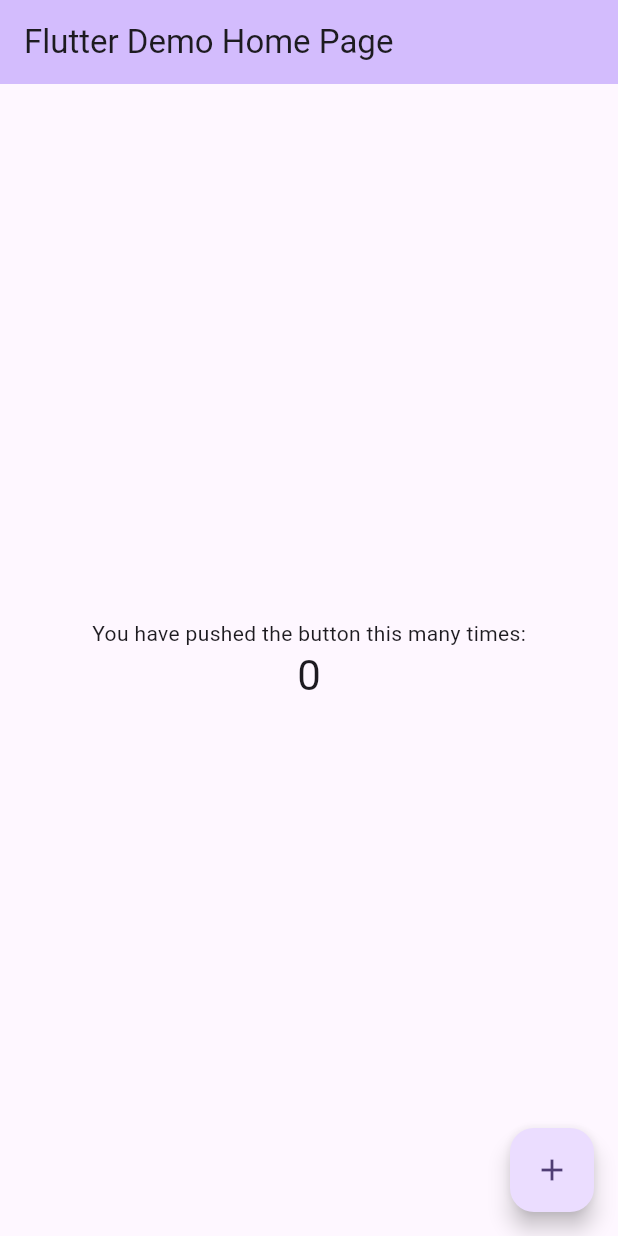
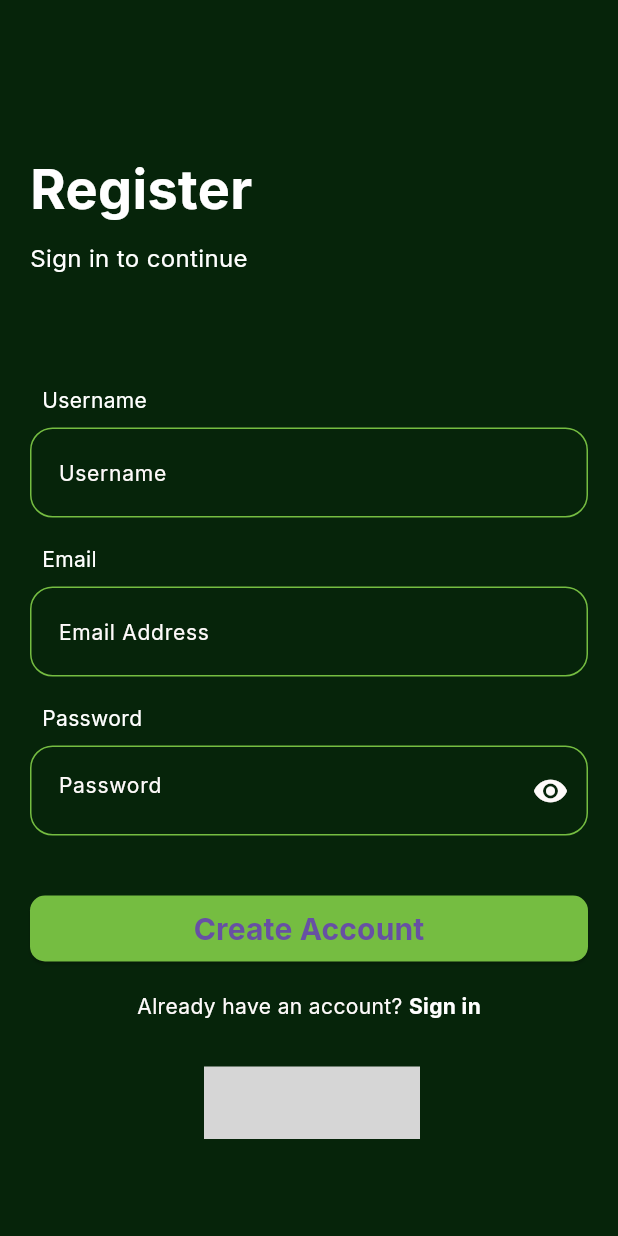
Before and after one commit to BarnabasGavai/samay_backend, a Flutter app: the screen it shows after launch, on a phone screen of 412 x 824 dp. Run offline on Flutter 3.47's test engine with Material 3 defaults, Android fonts, the light colour scheme and no system bars; our stand-ins replace badges, carousel_slider, charts_flutter, dotted_border, flutter_rating_bar, flutter_svg and 2 more; missing offline and left inert: amazon_clone_tutorial, cloudinary_public, pay; grey boxes are pictures that could not be loaded.

Commit message:
Add files via upload

```diff
--- /dev/null
+++ b/samay_frontend/lib/features/auth/screens/RegisterScreen.dart
@@ -0,0 +1,155 @@
+import 'package:flutter/material.dart';
+import 'package:flutter/services.dart';
+import 'package:flutter_svg/flutter_svg.dart';
+import 'package:google_fonts/google_fonts.dart';
+import '../../../common/widgets/Login_button.dart';
+import '../../../common/widgets/Password_input.dart';
+import '../../../common/widgets/Titles.dart';
+import '../../../common/widgets/Username_input.dart';
+import '../../../common/widgets/Logos.dart';
+
+import '../../../common/widgets/Username_input.dart';
+import 'LoginScreen.dart';
+
+class RegisterScreen extends StatefulWidget {
+  const RegisterScreen({super.key});
+
+  @override
+  State<RegisterScreen> createState() => _RegisterScreenState();
+}
+
+class _RegisterScreenState extends State<RegisterScreen> {
+  final GlobalKey<FormState> _formKey = GlobalKey<FormState>();
+  String _email = "";
+  String _password = "";
+  @override
+  Widget build(BuildContext context) {
+    return Scaffold(
+      backgroundColor: const Color.fromARGB(255, 6, 36, 10),
+      body: SingleChildScrollView(
+        child: Container(
+          padding: const EdgeInsets.all(20),
+          child: Column(
+            crossAxisAlignment: CrossAxisAlignment.start,
+            children: [
+              const SizedBox(
+                height: 80,
+              ),
+              Titles(title: "Register", subtitle: "Sign in to continue"),
+              SizedBox(
+                height: 65,
+              ),
+              Form(
+                key: _formKey,
+                child: Column(
+                  crossAxisAlignment: CrossAxisAlignment.start,
+                  children: [
+                    Center(
+                      child: Column(
+                          crossAxisAlignment: CrossAxisAlignment.start,
+                          children: [
+                            Padding(
+                              padding: const EdgeInsets.all(8.0),
+                              child: Text(
+                                "Username",
+                                style: GoogleFonts.inter(
+                                    color: Colors.white, fontSize: 14),
+                              ),
+                            ),
+                            UsernameInput(
+                                hint_text: "Username",
+                                validator: "Provide your username",
+                                bordercolor: Color.fromARGB(255, 117, 189, 65),
+                                on_saved: _email),
+                            SizedBox(height: 10),
+                            Padding(
+                              padding: const EdgeInsets.all(8.0),
+                              child: Text(
+                                "Email",
+                                style: GoogleFonts.inter(
+                                    color: Colors.white, fontSize: 14),
+                              ),
+                            ),
+                            UsernameInput(
+                                hint_text: "Email Address",
+                                validator: "Provide an email",
+                                bordercolor: Color.fromARGB(255, 117, 189, 65),
+                                on_saved: _email),
+                            SizedBox(height: 10),
+                            Padding(
+                              padding: const EdgeInsets.all(8.0),
+                              child: Text(
+                                "Password",
+                                style: GoogleFonts.inter(
+                                    color: Colors.white, fontSize: 14),
+                              ),
+                            ),
+                            Password_inputfield(
+                              on_saved: _password,
+                              bordercolor:
+                                  const Color.fromARGB(255, 117, 189, 65),
+                            ),
+                            SizedBox(
+                              height: 10,
+                            ),
+                          ]),
+                    ),
+                    SizedBox(height: 20),
+                    Center(
+                        child: Column(
+                      children: [
+                        SizedBox(
+                          height: 10,
+                        ),
+                        LoginButton(
+                            button_name: "Create Account",
+                            onclick_func: () {
+                              _formKey.currentState!.validate();
+                            }),
+                        SizedBox(
+                          height: 20,
+                        ),
+                        Row(
+                          mainAxisAlignment: MainAxisAlignment.center,
+                          children: [
+                            Text(
+                              "Already have an account? ",
+                              style: GoogleFonts.inter(
+                                  fontSize: 14,
+                                  color: Color.fromARGB(255, 254, 250, 250)),
+                            ),
+                            InkWell(
+                              child: Text(
+                                "Sign in",
+                                style: GoogleFonts.inter(
+                                    color: Colors.white,
+                                    fontWeight: FontWeight.bold,
+                                    fontSize: 14),
+                              ),
+                              onTap: () {
+                                Navigator.pushReplacement(
+                                    context,
+                                    MaterialPageRoute(
+                                        builder: (context) => LoginScreen()));
+                              },
+                            )
+                          ],
+                        ),
+                        SizedBox(
+                          height: 30,
+                        ),
+                        Logos(google: () {}, fb: () {}, insta: () {})
+                      ],
+                    )),
+                  ],
+                ),
+              ),
+            ],
+          ),
+        ),
+      ),
+    );
+    ;
+    ;
+  }
+}
--- a/samay_frontend/lib/main.dart
+++ b/samay_frontend/lib/main.dart
@@ -1,4 +1,9 @@
 import 'package:flutter/material.dart';
+import 'package:flutter/services.dart';
+import 'package:flutter_svg/svg.dart';
+
+import 'features/auth/screens/LoginScreen.dart';
+import 'features/auth/screens/RegisterScreen.dart';
 
 void main() {
   runApp(const MyApp());
@@ -7,29 +12,20 @@
 class MyApp extends StatelessWidget {
   const MyApp({super.key});
 
-  // This widget is the root of your application.
   @override
   Widget build(BuildContext context) {
     return MaterialApp(
       title: 'Flutter Demo',
+      debugShowCheckedModeBanner: false,
       theme: ThemeData(
-        // This is the theme of your application.
-        //
-        // TRY THIS: Try running your application with "flutter run". You'll see
-        // the application has a purple toolbar. Then, without quitting the app,
-        // try changing the seedColor in the colorScheme below to Colors.green
-        // and then invoke "hot reload" (save your changes or press the "hot
-        // reload" button in a Flutter-supported IDE, or press "r" if you used
-        // the command line to start the app).
-        //
-        // Notice that the counter didn't reset back to zero; the application
-        // state is not lost during the reload. To reset the state, use hot
-        // restart instead.
-        //
-        // This works for code too, not just values: Most code changes can be
-        // tested with just a hot reload.
-        colorScheme: ColorScheme.fromSeed(seedColor: Colors.deepPurple),
-        useMaterial3: true,
+        primarySwatch: Colors.blue,
+        appBarTheme: const AppBarTheme(
+          systemOverlayStyle: SystemUiOverlayStyle(
+            statusBarColor: Colors.transparent,
+            statusBarIconBrightness: Brightness.light,
+            statusBarBrightness: Brightness.light,
+          ),
+        ),
       ),
       home: const MyHomePage(title: 'Flutter Demo Home Page'),
     );
@@ -39,15 +35,6 @@
 class MyHomePage extends StatefulWidget {
   const MyHomePage({super.key, required this.title});
 
-  // This widget is the home page of your application. It is stateful, meaning
-  // that it has a State object (defined below) that contains fields that affect
-  // how it looks.
-
-  // This class is the configuration for the state. It holds the values (in this
-  // case the title) provided by the parent (in this case the App widget) and
-  // used by the build method of the State. Fields in a Widget subclass are
-  // always marked "final".
-
   final String title;
 
   @override
@@ -55,71 +42,8 @@
 }
 
 class _MyHomePageState extends State<MyHomePage> {
-  int _counter = 0;
-
-  void _incrementCounter() {
-    setState(() {
-      // This call to setState tells the Flutter framework that something has
-      // changed in this State, which causes it to rerun the build method below
-      // so that the display can reflect the updated values. If we changed
-      // _counter without calling setState(), then the build method would not be
-      // called again, and so nothing would appear to happen.
-      _counter++;
-    });
-  }
-
   @override
   Widget build(BuildContext context) {
-    // This method is rerun every time setState is called, for instance as done
-    // by the _incrementCounter method above.
-    //
-    // The Flutter framework has been optimized to make rerunning build methods
-    // fast, so that you can just rebuild anything that needs updating rather
-    // than having to individually change instances of widgets.
-    return Scaffold(
-      appBar: AppBar(
-        // TRY THIS: Try changing the color here to a specific color (to
-        // Colors.amber, perhaps?) and trigger a hot reload to see the AppBar
-        // change color while the other colors stay the same.
-        backgroundColor: Theme.of(context).colorScheme.inversePrimary,
-        // Here we take the value from the MyHomePage object that was created by
-        // the App.build method, and use it to set our appbar title.
-        title: Text(widget.title),
-      ),
-      body: Center(
-        // Center is a layout widget. It takes a single child and positions it
-        // in the middle of the parent.
-        child: Column(
-          // Column is also a layout widget. It takes a list of children and
-          // arranges them vertically. By default, it sizes itself to fit its
-          // children horizontally, and tries to be as tall as its parent.
-          //
-          // Column has various properties to control how it sizes itself and
-          // how it positions its children. Here we use mainAxisAlignment to
-          // center the children vertically; the main axis here is the vertical
-          // axis because Columns are vertical (the cross axis would be
-          // horizontal).
-          //
-          // TRY THIS: Invoke "debug painting" (choose the "Toggle Debug Paint"
-          // action in the IDE, or press "p" in the console), to see the
-          // wireframe for each widget.
-          mainAxisAlignment: MainAxisAlignment.center,
-          children: <Widget>[
-            const Text(
-              'You have pushed the button this many times:',
-            ),
-            Text(
-              '$_counter',
-              style: Theme.of(context).textTheme.headlineMedium,
-            ),
-          ],
-        ),
-      ),
-      floatingActionButton: FloatingActionButton(
-        onPressed: _incrementCounter,
-        tooltip: 'Increment',
-        child: const Icon(Icons.add),
-      ), // This trailing comma makes auto-formatting nicer for build methods.
-    );
+    return RegisterScreen();
   }
 }
```
Also changed, not shown: samay_frontend/lib/features/auth/screens/LoginScreen.dart (added, +153 -0 lines), samay_frontend/lib/home/screens/HomePage.dart (added).
